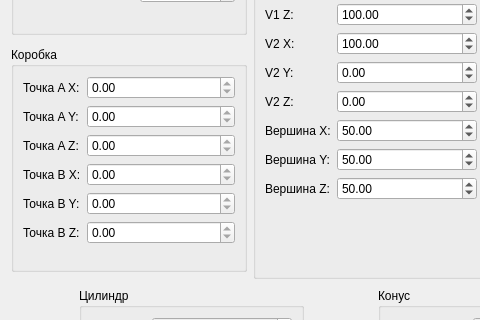
jur4ikoff/cg-coursework, file src/window/object_add_dialog.ui: the form before one commit; both pictures show x 0 to 480 and y 235 to 555 of the 983 by 769 pixel window.
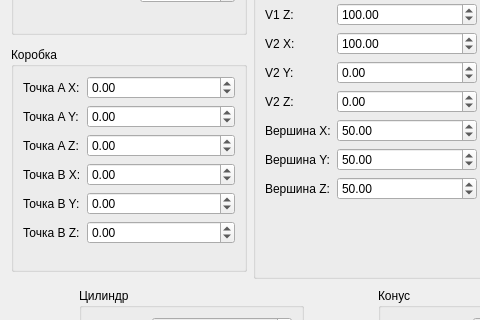
The form after the commit.

```diff
--- a/src/window/object_add_dialog.ui
+++ b/src/window/object_add_dialog.ui
@@ -227,10 +227,10 @@
           <item row="0" column="1">
            <widget class="QDoubleSpinBox" name="boxAX">
             <property name="minimum">
-             <double>0.000000000000000</double>
+             <double>-15000.000000000000000</double>
             </property>
             <property name="maximum">
-             <double>0.000000000000000</double>
+             <double>15000.000000000000000</double>
             </property>
             <property name="value">
              <double>0.000000000000000</double>
@@ -247,10 +247,10 @@
           <item row="1" column="1">
            <widget class="QDoubleSpinBox" name="boxAY">
             <property name="minimum">
-             <double>0.000000000000000</double>
+             <double>-15000.000000000000000</double>
             </property>
             <property name="maximum">
-             <double>0.000000000000000</double>
+             <double>15000.000000000000000</double>
             </property>
             <property name="value">
              <double>0.000000000000000</double>
@@ -267,10 +267,10 @@
           <item row="2" column="1">
            <widget class="QDoubleSpinBox" name="boxAZ">
             <property name="minimum">
-             <double>0.000000000000000</double>
+             <double>-15000.000000000000000</double>
             </property>
             <property name="maximum">
-             <double>0.000000000000000</double>
+             <double>15000.000000000000000</double>
             </property>
             <property name="value">
              <double>0.000000000000000</double>
@@ -287,10 +287,10 @@
           <item row="3" column="1">
            <widget class="QDoubleSpinBox" name="boxBX">
             <property name="minimum">
-             <double>0.000000000000000</double>
+             <double>-15000.000000000000000</double>
             </property>
             <property name="maximum">
-             <double>0.000000000000000</double>
+             <double>15000.000000000000000</double>
             </property>
             <property name="value">
              <double>0.000000000000000</double>
@@ -307,10 +307,10 @@
           <item row="4" column="1">
            <widget class="QDoubleSpinBox" name="boxBY">
             <property name="minimum">
-             <double>0.000000000000000</double>
+             <double>-15000.000000000000000</double>
             </property>
             <property name="maximum">
-             <double>0.000000000000000</double>
+             <double>15000.000000000000000</double>
             </property>
             <property name="value">
              <double>0.000000000000000</double>
@@ -327,10 +327,10 @@
           <item row="5" column="1">
            <widget class="QDoubleSpinBox" name="boxBZ">
             <property name="minimum">
-             <double>0.000000000000000</double>
+             <double>-15000.000000000000000</double>
             </property>
             <property name="maximum">
-             <double>0.000000000000000</double>
+             <double>15000.000000000000000</double>
             </property>
             <property name="value">
              <double>0.000000000000000</double>
```
